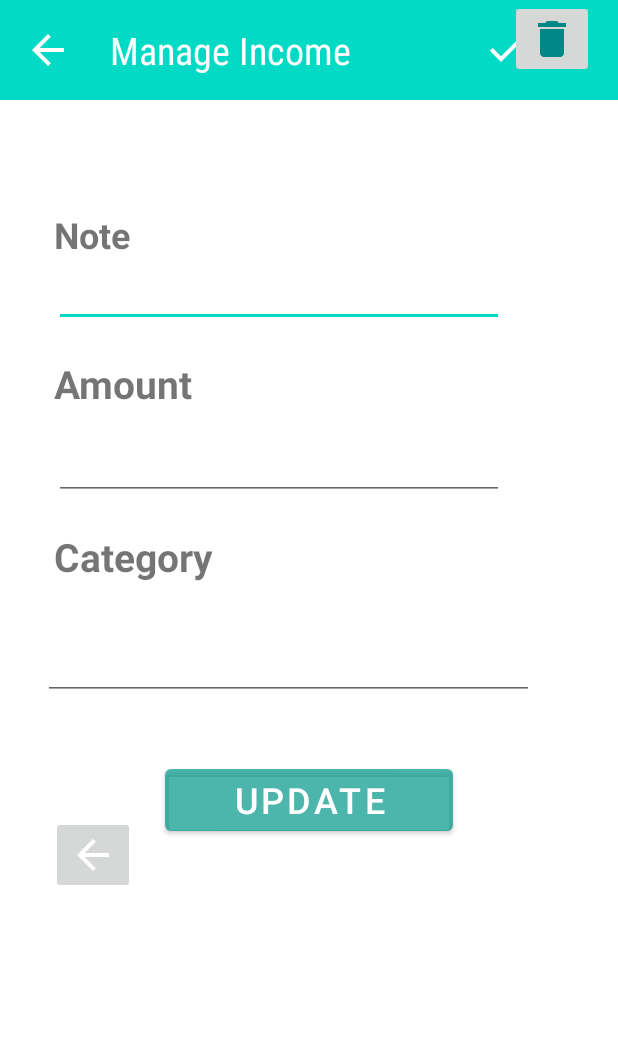
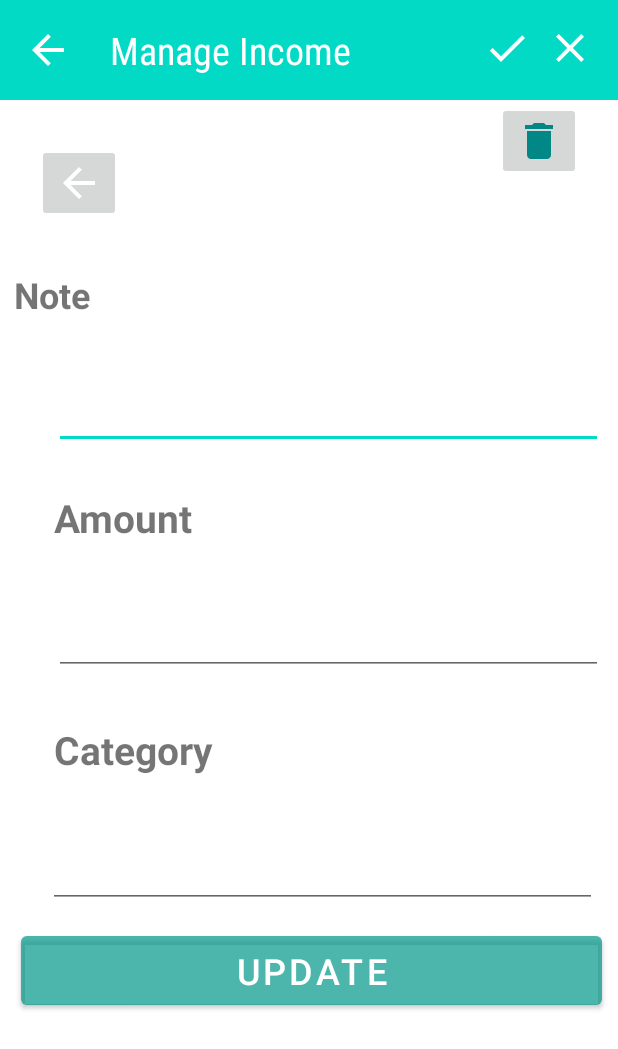
Before and after one commit to rashmidaswaththa/WD15_FinanceApp, an Android app: the updateIncomeActivity screen opened directly, with no data from a screen before it, on a phone screen of 412 x 824 dp. Shown: the top 1049 px of the screen. Run offline under Robolectric (Android 15) with nearby library versions, the phone set to English and light mode, and no system bars.

Commit message:
Modefied manage income function interfaces

```diff
--- a/src/Income/app/src/main/java/com/example/newfinanceapp/CustomAdapter.java
+++ b/src/Income/app/src/main/java/com/example/newfinanceapp/CustomAdapter.java
@@ -1,5 +1,6 @@
 package com.example.newfinanceapp;
 
+import android.annotation.SuppressLint;
 import android.app.Activity;
 import android.content.Context;
 import android.content.Intent;
@@ -48,7 +49,7 @@ public class CustomAdapter extends RecyclerView.Adapter<CustomAdapter.MyViewHold
 
     @RequiresApi(api = Build.VERSION_CODES.M)
     @Override
-    public void onBindViewHolder(@NonNull final MyViewHolder holder, final int position) {
+    public void onBindViewHolder(@NonNull final MyViewHolder holder, @SuppressLint("RecyclerView") final int position) {
         holder.in_id_txt.setText(String.valueOf(income_id.get(position)));
         holder.in_note_txt.setText(String.valueOf(income_note.get(position)));
         holder.in_amount_txt.setText(String.valueOf(income_amount.get(position)));
--- a/src/Income/app/src/main/res/layout/activity_update_income.xml
+++ b/src/Income/app/src/main/res/layout/activity_update_income.xml
@@ -19,24 +19,25 @@
      android:layout_width="63dp"
      android:layout_height="28dp"
      android:layout_marginStart="36dp"
-        android:layout_marginTop="140dp"
+     android:layout_marginTop="180dp"
      android:layout_marginEnd="345dp"
      android:text="@string/income_note"
      android:textSize="24sp"
      android:textStyle="bold"
      app:layout_constraintEnd_toEndOf="parent"
-        app:layout_constraintHorizontal_bias="0.0"
+     app:layout_constraintHorizontal_bias="0.833"
      app:layout_constraintStart_toStartOf="parent"
      app:layout_constraintTop_toTopOf="parent" />
 
  <EditText
      android:id="@+id/updateField1_text"
-        android:layout_width="@dimen/addField1_textwidth"
-        android:layout_height="@dimen/addField1_textheight"
+     android:layout_width="366dp"
+     android:layout_height="51dp"
      android:layout_marginStart="36dp"
-        android:layout_marginTop="10dp"
+     android:layout_marginTop="40dp"
      android:ems="10"
      android:inputType="textPersonName"
+     android:textSize="20sp"
      app:layout_constraintEnd_toEndOf="parent"
      app:layout_constraintHorizontal_bias="0.0"
      app:layout_constraintStart_toStartOf="parent"
@@ -47,7 +48,7 @@
         android:layout_width="112dp"
         android:layout_height="45dp"
         android:layout_marginStart="36dp"
-        android:layout_marginTop="20dp"
+        android:layout_marginTop="28dp"
         android:layout_marginEnd="350dp"
         android:text="@string/addIncome_field2"
         android:textSize="26sp"
@@ -59,13 +60,14 @@
 
  <EditText
      android:id="@+id/updateField2_text"
-        android:layout_width="@dimen/addField2_textwidth"
-        android:layout_height="@dimen/addField2_textheight"
+     android:layout_width="366dp"
+     android:layout_height="49dp"
      android:layout_marginStart="36dp"
-        android:layout_marginTop="10dp"
+     android:layout_marginTop="28dp"
      android:layout_marginEnd="172dp"
      android:ems="10"
      android:inputType="number"
+     android:textSize="20sp"
      app:layout_constraintEnd_toEndOf="parent"
      app:layout_constraintHorizontal_bias="0.0"
      app:layout_constraintStart_toStartOf="parent"
@@ -76,7 +78,7 @@
         android:layout_width="134dp"
         android:layout_height="38dp"
         android:layout_marginStart="36dp"
-        android:layout_marginTop="20dp"
+        android:layout_marginTop="32dp"
         android:layout_marginEnd="327dp"
         android:text="@string/addIncome_field3"
         android:textSize="26sp"
@@ -88,37 +90,39 @@
 
  <Button
      android:id="@+id/update_button"
-        android:layout_width="192dp"
-        android:layout_height="53dp"
-        android:layout_marginBottom="264dp"
+     android:layout_width="387dp"
+     android:layout_height="58dp"
+     android:layout_marginBottom="148dp"
      android:backgroundTint="#74009688"
      android:text="@string/updatebutton"
      android:textSize="24sp"
-        app:layout_constraintBottom_toBottomOf="@+id/include"
+     app:layout_constraintBottom_toBottomOf="parent"
      app:layout_constraintEnd_toEndOf="parent"
+     app:layout_constraintHorizontal_bias="0.577"
      app:layout_constraintStart_toStartOf="parent" />
 
  <ImageButton
      android:id="@+id/back_button2"
      android:layout_width="wrap_content"
      android:layout_height="wrap_content"
-        android:layout_marginTop="544dp"
+     android:layout_marginTop="96dp"
      app:layout_constraintEnd_toEndOf="parent"
-        app:layout_constraintHorizontal_bias="0.095"
+     app:layout_constraintHorizontal_bias="0.069"
      app:layout_constraintStart_toStartOf="parent"
      app:layout_constraintTop_toTopOf="parent"
      app:srcCompat="@drawable/ic_baseline_arrow_back_24" />
 
  <EditText
      android:id="@+id/updateField3_text"
-        android:layout_width="327dp"
-        android:layout_height="43dp"
-        android:layout_marginTop="32dp"
+     android:layout_width="366dp"
+     android:layout_height="45dp"
+     android:layout_marginTop="40dp"
      android:ems="10"
      android:inputType="textPersonName"
+     android:textSize="20sp"
      app:layout_constraintEnd_toEndOf="parent"
-        app:layout_constraintHorizontal_bias="0.342"
-        app:layout_constraintStart_toStartOf="@+id/include"
+     app:layout_constraintHorizontal_bias="0.692"
+     app:layout_constraintStart_toStartOf="parent"
      app:layout_constraintTop_toBottomOf="@+id/textView3" />
 
  <ImageButton
@@ -126,9 +130,12 @@
      android:layout_width="wrap_content"
      android:layout_height="wrap_content"
      android:layout_marginEnd="16dp"
+     android:layout_marginBottom="60dp"
+     app:layout_constraintBottom_toTopOf="@+id/updateIncome_field1"
      app:layout_constraintEnd_toEndOf="parent"
-        app:srcCompat="@drawable/ic_baseline_delete_24"
-        tools:layout_editor_absoluteY="87dp" />
+     app:layout_constraintHorizontal_bias="0.967"
+     app:layout_constraintStart_toEndOf="@+id/back_button2"
+     app:srcCompat="@drawable/ic_baseline_delete_24" />
 
 
 </androidx.constraintlayout.widget.ConstraintLayout>
--- a/src/Income/app/src/main/res/layout/my_row.xml
+++ b/src/Income/app/src/main/res/layout/my_row.xml
@@ -8,6 +8,7 @@
     android:id="@+id/mainLayout">
 
     <androidx.cardview.widget.CardView
+        android:id="@+id/cardView"
         android:layout_width="match_parent"
         android:layout_height="wrap_content"
         android:layout_marginTop="12dp">
```
Also changed, not shown: src/Income/app/src/main/java/com/example/newfinanceapp/MainIncomeActivity.java (+10 -3 lines), src/Income/app/src/main/java/com/example/newfinanceapp/MyIncomeDatabaseHelper.java (+32 -0 lines), src/Income/app/src/main/res/layout/activity_add_income.xml (+18 -17 lines), src/Income/app/src/main/res/layout/activity_main_income.xml (+33 -6 lines). Lines whose indentation alone changed are shown as unchanged.
